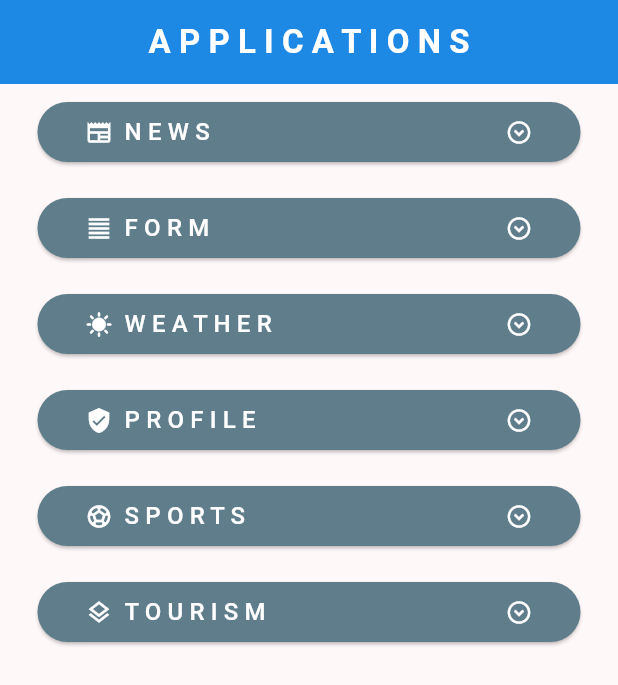
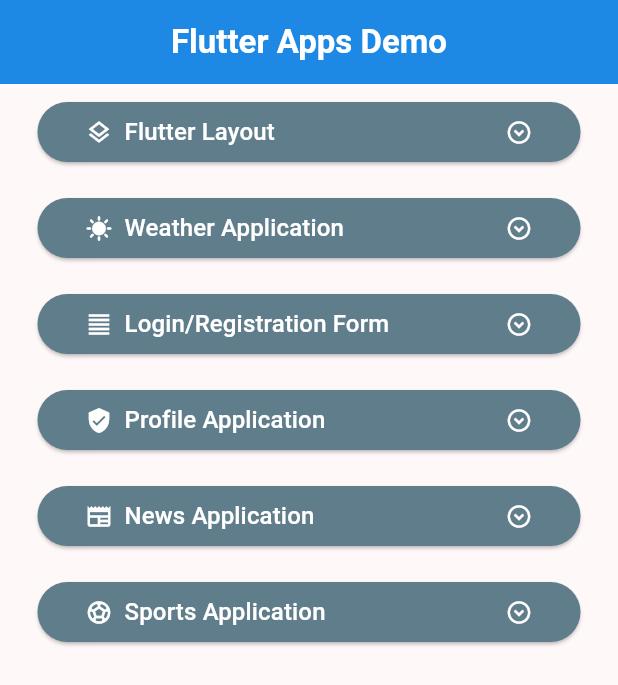
Before and after one commit to ashmitech/flutter_app7, a Flutter app: the screen it shows after launch, on a phone screen of 412 x 824 dp. Shown: the top 685 px of the screen. Run offline on Flutter 3.47's test engine with Material 3 defaults, Android fonts, the phone set to English and light mode, and no system bars; our stand-ins replace dio.

Commit message:
Revised Home Page Layout

```diff
--- a/lib/demo_apps/home/page/home_page.dart
+++ b/lib/demo_apps/home/page/home_page.dart
@@ -6,19 +6,20 @@ class kHomePage extends StatelessWidget {
   kHomePage({super.key});
 
   final List<Map> homeData=[
-    {"prefixIcon":Icons.newspaper, "name":"N E W S ", "routeName":"/news-home"},
-    {"prefixIcon":Icons.format_align_justify_outlined,"name":"F O R M", "routeName":"/form", "suffixIcon":Icons.expand_circle_down_outlined},
-    {"prefixIcon":Icons.sunny, "name":"W E A T H E R", "routeName":"/weather"},
-    {"prefixIcon":Icons.verified_user_sharp, "name":"P R O F I L E", "routeName":"/profile"},
-    {"prefixIcon":Icons.sports_soccer, "name":"S P O R T S", "routeName":"/sports"},
-    {"prefixIcon":Icons.layers_outlined, "name":"T O U R I S M ", "routeName":"/tourism"},
+    {"prefixIcon":Icons.layers_outlined, "name":"Flutter Layout", "routeName":"/tourism"},
+    {"prefixIcon":Icons.sunny, "name":"Weather Application", "routeName":"/weather"},
+    {"prefixIcon":Icons.format_align_justify_outlined,"name":"Login/Registration Form", "routeName":"/form", "suffixIcon":Icons.expand_circle_down_outlined},
+    {"prefixIcon":Icons.verified_user_sharp, "name":"Profile Application", "routeName":"/profile"},
+    {"prefixIcon":Icons.newspaper, "name":"News Application", "routeName":"/news-home"},
+    {"prefixIcon":Icons.sports_soccer, "name":"Sports Application", "routeName":"/sports"},
+
   ];
 
   @override
   Widget build(BuildContext context) {
     return Scaffold(
     appBar: AppBar(
-        title: Text(" A P P L I C A T I O N S ",style: TextStyle(fontWeight: FontWeight.bold),
+        title: Text(" Flutter Apps Demo ",style: TextStyle(fontWeight: FontWeight.bold),
         ),
         centerTitle: true,
         backgroundColor: Colors.blue.shade600,
--- a/lib/routes/route_page.dart
+++ b/lib/routes/route_page.dart
@@ -1,7 +1,6 @@
 import 'package:flutter/material.dart';
 
 import 'package:my_app/demo_apps/home/page/home_page.dart';
-import 'package:my_app/demo_apps/home/widget/home_widget.dart';
 
 class AppRoute {
   static Map<String, WidgetBuilder> routes = {
```
